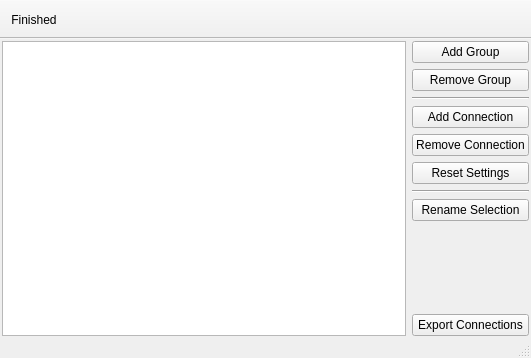
The window that src-qt5/gui_client/C_Manager.ui (trueos/sysadm-ui-qt) describes before a commit, drawn with Qt 5.
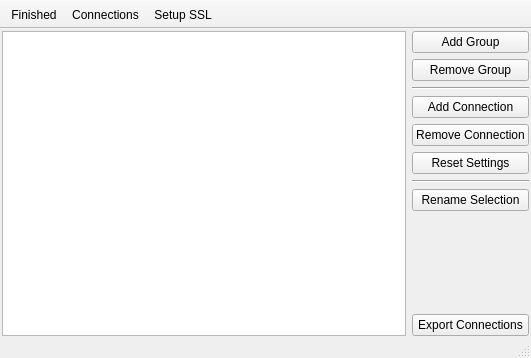
The same window after the commit. Icons and pictures are not drawn.

Commit message: Add text to buttons on C_manager page, correct a couple of syntax issues in QSS

```diff
--- a/src-qt5/gui_client/C_Manager.ui
+++ b/src-qt5/gui_client/C_Manager.ui
@@ -426,7 +426,7 @@
      <normaloff>:/icons/black/globe.svg</normaloff>:/icons/black/globe.svg</iconset>
    </property>
    <property name="text">
-    <string/>
+    <string>Connections</string>
    </property>
    <property name="toolTip">
     <string>View Connections</string>
@@ -444,10 +444,10 @@
      <normaloff>:/icons/black/lock.svg</normaloff>:/icons/black/lock.svg</iconset>
    </property>
    <property name="text">
-    <string/>
+    <string>Setup SSL</string>
    </property>
    <property name="iconText">
-    <string/>
+    <string>Setup SSL</string>
    </property>
    <property name="toolTip">
     <string>Setup SSL</string>
```
The commit also changes 1 other file.
